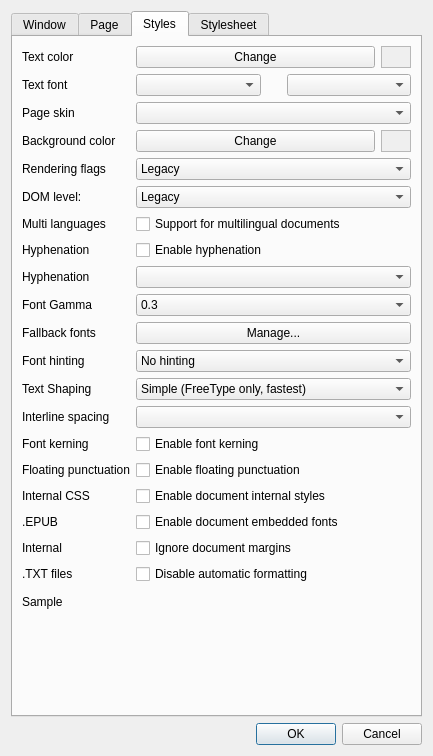
The window that cr3qt/src/settings.ui (buggins/coolreader) describes before a commit, drawn with Qt 5.
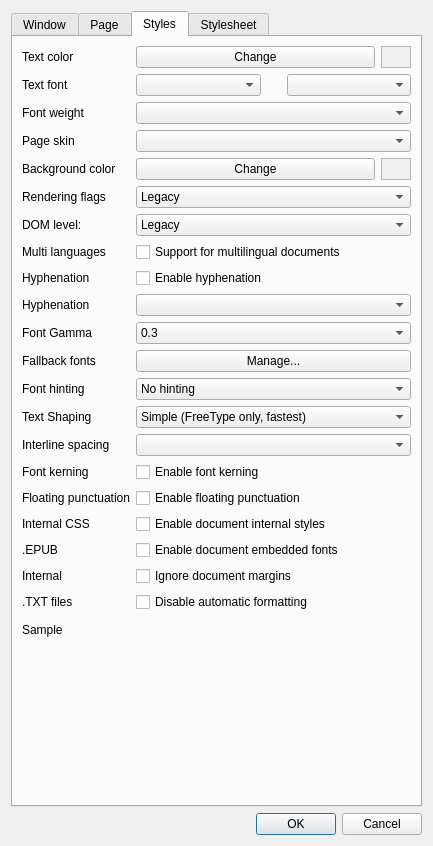
The same window after the commit. Icons and pictures are not drawn. Custom widgets are drawn as their Qt base class.

Commit message: Desktop/Qt5: frontend updated to be able to change font weight in settings.

The edit to the form file:
```diff
--- a/cr3qt/src/settings.ui
+++ b/cr3qt/src/settings.ui
@@ -10,7 +10,7 @@
     <x>0</x>
     <y>0</y>
     <width>433</width>
-    <height>756</height>
+    <height>846</height>
    </rect>
   </property>
   <property name="sizePolicy">
@@ -1157,14 +1157,14 @@
            </item>
           </layout>
          </item>
-         <item row="2" column="0">
+         <item row="3" column="0">
           <widget class="QLabel" name="label_14">
            <property name="text">
             <string>Page skin</string>
            </property>
           </widget>
          </item>
-         <item row="2" column="1">
+         <item row="3" column="1">
           <widget class="QComboBox" name="cbPageSkin">
            <property name="sizePolicy">
             <sizepolicy hsizetype="Preferred" vsizetype="Fixed">
@@ -1192,14 +1192,14 @@
            </property>
           </widget>
          </item>
-         <item row="3" column="0">
+         <item row="4" column="0">
           <widget class="QLabel" name="label_8">
            <property name="text">
             <string>Background color</string>
            </property>
           </widget>
          </item>
-         <item row="3" column="1">
+         <item row="4" column="1">
           <layout class="QHBoxLayout" name="horizontalLayout_10">
            <item>
             <widget class="QPushButton" name="btnBgColor">
@@ -1253,14 +1253,14 @@
            </item>
           </layout>
          </item>
-         <item row="4" column="0">
+         <item row="5" column="0">
           <widget class="QLabel" name="label_45">
            <property name="text">
             <string>Rendering flags</string>
            </property>
           </widget>
          </item>
-         <item row="4" column="1">
+         <item row="5" column="1">
           <widget class="QComboBox" name="cbRendFlags">
            <item>
             <property name="text">
@@ -1284,14 +1284,14 @@
            </item>
           </widget>
          </item>
-         <item row="5" column="0">
+         <item row="6" column="0">
           <widget class="QLabel" name="label_46">
            <property name="text">
             <string>DOM level:</string>
            </property>
           </widget>
          </item>
-         <item row="5" column="1">
+         <item row="6" column="1">
           <widget class="QComboBox" name="cbDOMLevel">
            <item>
             <property name="text">
@@ -1305,38 +1305,38 @@
            </item>
           </widget>
          </item>
-         <item row="6" column="0">
+         <item row="7" column="0">
           <widget class="QLabel" name="label_47">
            <property name="text">
             <string>Multi languages</string>
            </property>
           </widget>
          </item>
-         <item row="6" column="1">
+         <item row="7" column="1">
           <widget class="QCheckBox" name="cbMultiLang">
            <property name="text">
             <string>Support for multilingual documents</string>
            </property>
           </widget>
          </item>
-         <item row="8" column="0">
+         <item row="9" column="0">
           <widget class="QLabel" name="label_9">
            <property name="text">
             <string>Hyphenation</string>
            </property>
           </widget>
          </item>
-         <item row="8" column="1">
+         <item row="9" column="1">
           <widget class="QComboBox" name="cbHyphenation"/>
          </item>
-         <item row="9" column="0">
+         <item row="10" column="0">
           <widget class="QLabel" name="label_19">
            <property name="text">
             <string>Font Gamma</string>
            </property>
           </widget>
          </item>
-         <item row="9" column="1">
+         <item row="10" column="1">
           <widget class="QComboBox" name="cbFontGamma">
            <property name="sizePolicy">
             <sizepolicy hsizetype="Preferred" vsizetype="Fixed">
@@ -1519,14 +1519,14 @@
            </item>
           </widget>
          </item>
-         <item row="10" column="0">
+         <item row="11" column="0">
           <widget class="QLabel" name="label_36">
            <property name="text">
             <string>Fallback fonts</string>
            </property>
           </widget>
          </item>
-         <item row="10" column="1">
+         <item row="11" column="1">
           <widget class="QPushButton" name="btnFallbackMan">
            <property name="sizePolicy">
             <sizepolicy hsizetype="Preferred" vsizetype="Fixed">
@@ -1539,14 +1539,14 @@
            </property>
           </widget>
          </item>
-         <item row="11" column="0">
+         <item row="12" column="0">
           <widget class="QLabel" name="label_35">
            <property name="text">
             <string>Font hinting</string>
            </property>
           </widget>
          </item>
-         <item row="11" column="1">
+         <item row="12" column="1">
           <widget class="QComboBox" name="cbFontHinting">
            <property name="sizePolicy">
             <sizepolicy hsizetype="Preferred" vsizetype="Fixed">
@@ -1589,14 +1589,14 @@
            </item>
           </widget>
          </item>
-         <item row="12" column="0">
+         <item row="13" column="0">
           <widget class="QLabel" name="label_44">
            <property name="text">
             <string>Text Shaping</string>
            </property>
           </widget>
          </item>
-         <item row="12" column="1">
+         <item row="13" column="1">
           <widget class="QComboBox" name="cbFontShaping">
            <property name="currentText">
             <string>Simple (FreeType only, fastest)</string>
@@ -1618,108 +1618,108 @@
            </item>
           </widget>
          </item>
-         <item row="13" column="0">
+         <item row="14" column="0">
           <widget class="QLabel" name="label_13">
            <property name="text">
             <string>Interline spacing</string>
            </property>
           </widget>
          </item>
-         <item row="13" column="1">
+         <item row="14" column="1">
           <widget class="QComboBox" name="cbInterlineSpace"/>
          </item>
-         <item row="14" column="0">
+         <item row="15" column="0">
           <widget class="QLabel" name="label_43">
            <property name="text">
             <string>Font kerning</string>
            </property>
           </widget>
          </item>
-         <item row="14" column="1">
+         <item row="15" column="1">
           <widget class="QCheckBox" name="cbFontKerning">
            <property name="text">
             <string>Enable font kerning</string>
            </property>
           </widget>
          </item>
-         <item row="15" column="0">
+         <item row="16" column="0">
           <widget class="QLabel" name="label_18">
            <property name="text">
             <string>Floating punctuation</string>
            </property>
           </widget>
          </item>
-         <item row="15" column="1">
+         <item row="16" column="1">
           <widget class="QCheckBox" name="cbFloatingPunctuation">
            <property name="text">
             <string>Enable floating punctuation</string>
            </property>
           </widget>
          </item>
-         <item row="16" column="0">
+         <item row="17" column="0">
           <widget class="QLabel" name="label_38">
            <property name="text">
             <string>Internal CSS</string>
            </property>
           </widget>
          </item>
-         <item row="16" column="1">
+         <item row="17" column="1">
           <widget class="QCheckBox" name="cbEnableDocumentStyles">
            <property name="text">
             <string>Enable document internal styles</string>
            </property>
           </widget>
          </item>
-         <item row="17" column="0">
+         <item row="18" column="0">
           <widget class="QLabel" name="label_37">
            <property name="text">
             <string>.EPUB</string>
            </property>
           </widget>
          </item>
-         <item row="17" column="1">
+         <item row="18" column="1">
           <widget class="QCheckBox" name="cbEnableEmbeddedFonts">
            <property name="text">
             <string>Enable document embedded fonts</string>
            </property>
           </widget>
          </item>
-         <item row="18" column="0">
+         <item row="19" column="0">
           <widget class="QLabel" name="label_49">
            <property name="text">
             <string>Internal</string>
            </property>
           </widget>
          </item>
-         <item row="18" column="1">
+         <item row="19" column="1">
           <widget class="QCheckBox" name="cbIgnoreDocumentMargins">
            <property name="text">
             <string>Ignore document margins</string>
            </property>
           </widget>
          </item>
-         <item row="19" column="0">
+         <item row="20" column="0">
           <widget class="QLabel" name="label_17">
            <property name="text">
             <string>.TXT files</string>
            </property>
           </widget>
          </item>
-         <item row="19" column="1">
+         <item row="20" column="1">
           <widget class="QCheckBox" name="cbTxtPreFormatted">
            <property name="text">
             <string>Disable automatic formatting</string>
            </property>
           </widget>
          </item>
-         <item row="20" column="0">
+         <item row="21" column="0">
           <widget class="QLabel" name="label_15">
            <property name="text">
             <string>Sample</string>
            </property>
           </widget>
          </item>
-         <item row="20" column="1">
+         <item row="21" column="1">
           <widget class="CR3View" name="crSample" native="true">
            <property name="sizePolicy">
             <sizepolicy hsizetype="Expanding" vsizetype="Expanding">
@@ -1735,20 +1735,37 @@
            </property>
           </widget>
          </item>
-         <item row="7" column="0">
+         <item row="8" column="0">
           <widget class="QLabel" name="label_48">
            <property name="text">
             <string>Hyphenation</string>
            </property>
           </widget>
          </item>
-         <item row="7" column="1">
+         <item row="8" column="1">
           <widget class="QCheckBox" name="cbEnableHyph">
            <property name="text">
             <string>Enable hyphenation</string>
            </property>
           </widget>
          </item>
+         <item row="2" column="0">
+          <widget class="QLabel" name="label_51">
+           <property name="text">
+            <string>Font weight</string>
+           </property>
+          </widget>
+         </item>
+         <item row="2" column="1">
+          <widget class="QComboBox" name="cbFontWeightChange">
+           <property name="currentText">
+            <string notr="true"/>
+           </property>
+           <property name="currentIndex">
+            <number>-1</number>
+           </property>
+          </widget>
+         </item>
         </layout>
        </item>
       </layout>
```
Left out of the diff: 3 changed lines with no effect on the pictures. The commit also changes 2 other files.
